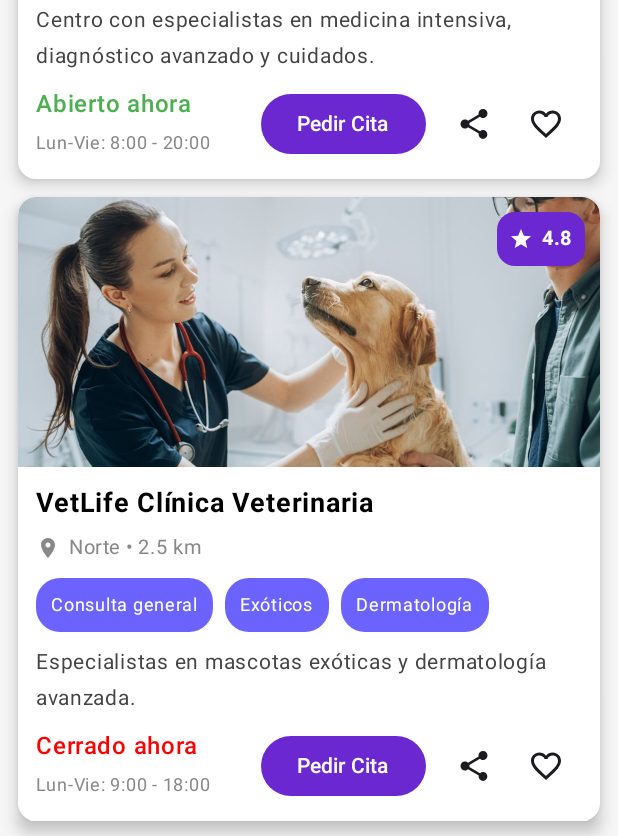
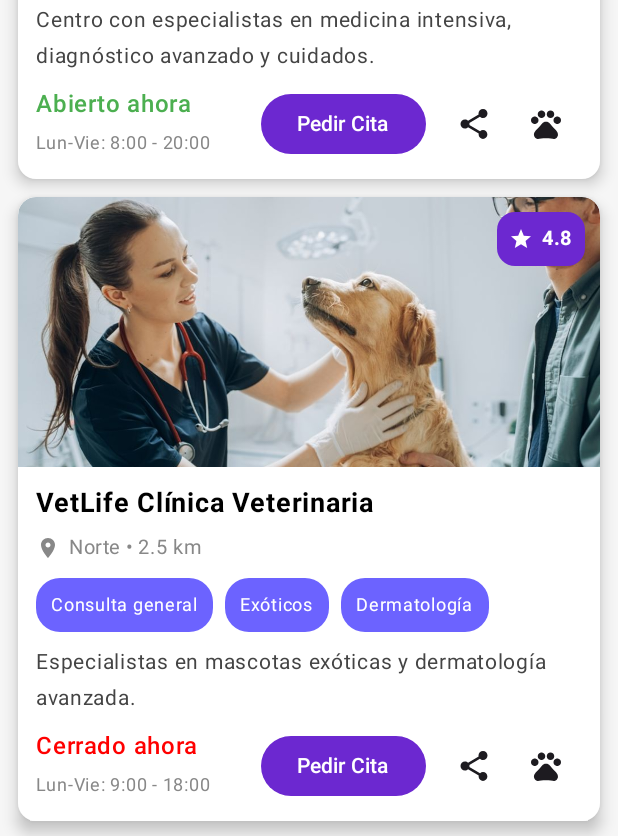
Before and after one commit to Duvan0417/PetPedia_Android, an Android app built with Jetpack Compose: the composable VeterinariasScreen shown on its own in the app's theme, scrolled down 120 dp, on a phone screen of 412 x 824 dp. Shown: the part 397-1233 px from the top of the screen. Run offline under Robolectric (Android 15) with nearby library versions, the phone set to English and light mode, and no system bars.

Commit message:
cambio de icono favorite

```diff
--- a/app/src/main/java/com/example/primerproyecto/veterinariasScreen.kt
+++ b/app/src/main/java/com/example/primerproyecto/veterinariasScreen.kt
@@ -363,7 +363,7 @@ fun VeterinariaCard(vet: Veterinaria, onPedirCita: () -> Unit) {
                             Icon(Icons.Default.Share, contentDescription = "Compartir")
                         }
                         IconButton(onClick = { /* favorito */ }) {
-                            Icon(Icons.Default.FavoriteBorder, contentDescription = "Favorito")
+                            Icon(Icons.Default.Pets, contentDescription = "Favorito")
                         }
                     }
                 }
```
